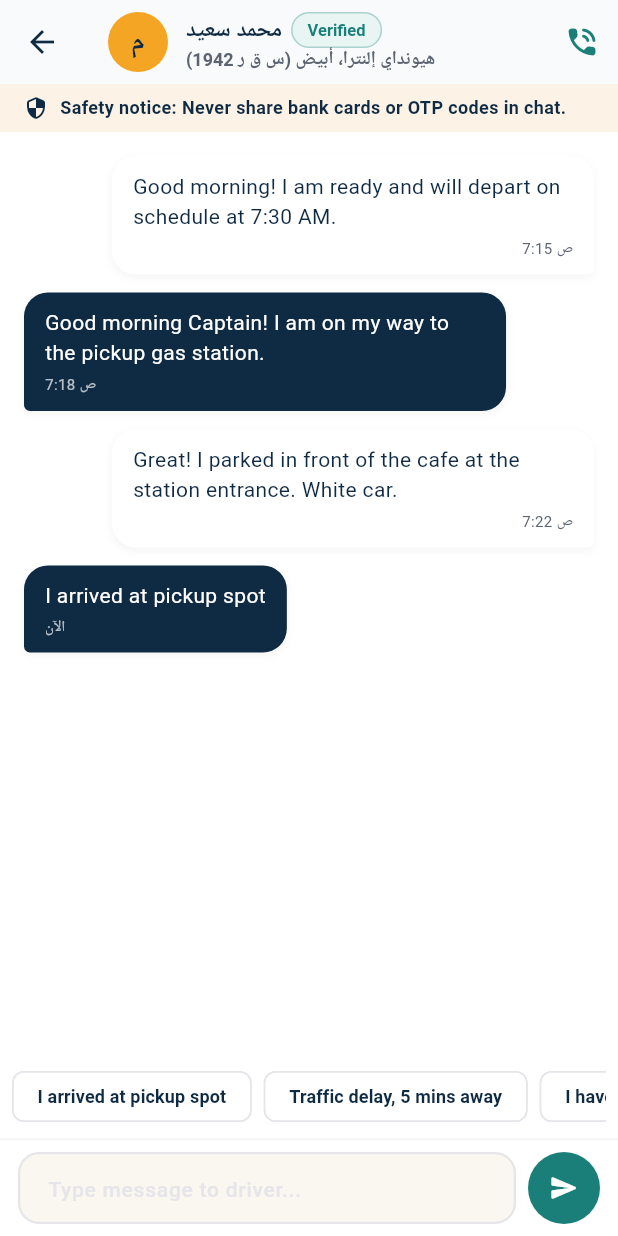
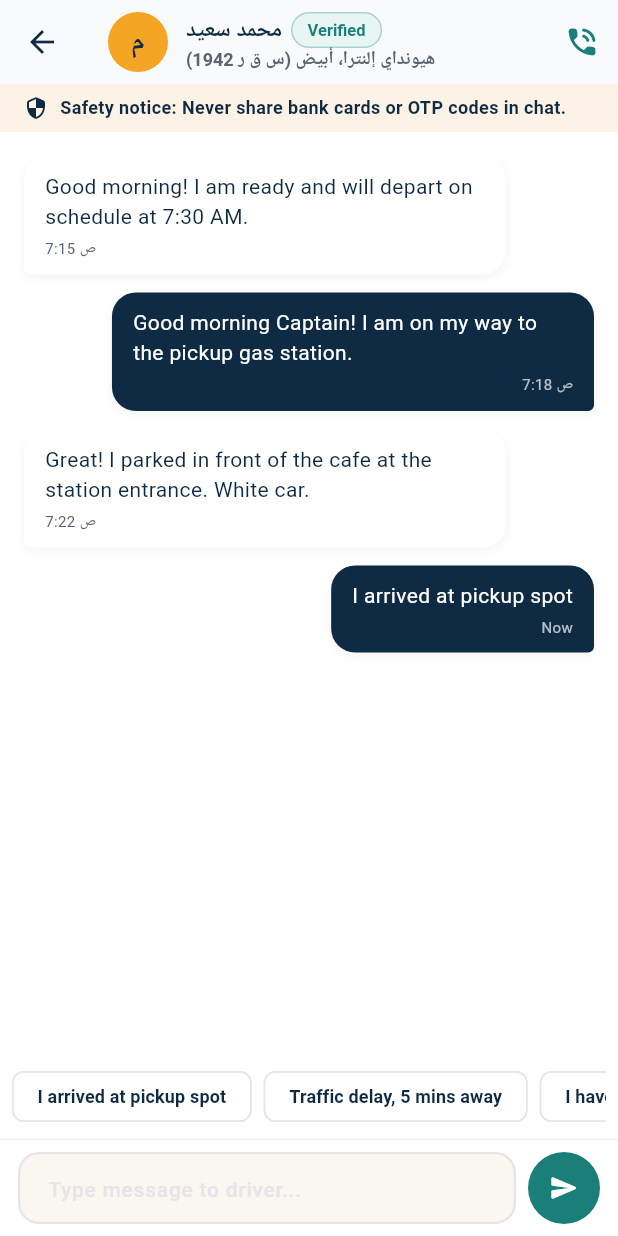
Before and after one commit to Abdelrahman-Mahana/Meshwar-Platform, a Flutter app: the ChatScreen screen opened directly, after a tap on "I arrived at pickup spot", on a phone screen of 412 x 824 dp. Run offline on Flutter 3.47's test engine with Material 3 defaults, Android fonts, the phone set to English and light mode, and no system bars; our stand-ins replace cloud_firestore, firebase_auth, firebase_core, google_fonts, shared_preferences; accounts and stored records are empty; Roboto replaces fonts that are missing (Cairo).

Commit message:
fix(ui/ux): refine chat directional alignment, localized chevrons, and alert time chips

```diff
--- a/lib/core/localization/app_strings.dart
+++ b/lib/core/localization/app_strings.dart
@@ -132,6 +132,10 @@ class AppStrings {
     'إنشاء حساب': 'Create Account',
     'شحن رصيد': 'Deposit',
     'سحب رصيد': 'Withdraw',
+    'طوال الأسبوع': 'All Week',
+    'الجمعة القادمة': 'Next Friday',
+    'الأحد القادم · صباحاً': 'Next Sunday · Morning',
+    'غداً · صباحاً': 'Tomorrow · Morning',
     'إرسال التقييم': 'Submit Review',
     'تقييم المشوار': 'Rate Trip',
     'تقييم السائق والمشوار': 'Rate Driver & Trip',
@@ -356,6 +360,11 @@ class AppStrings {
           .replaceAll(',', '،')
           .replaceAll('Today', 'اليوم')
           .replaceAll('Tomorrow', 'غداً')
+          .replaceAll('Morning', 'صباحاً')
+          .replaceAll('Evening', 'مساءً')
+          .replaceAll('Next', 'القادم')
+          .replaceAll('All Week', 'طوال الأسبوع')
+          .replaceAll('Now', 'الآن')
           .replaceAll('Fri', 'الجمعة')
           .replaceAll('Sat', 'السبت')
           .replaceAll('Sun', 'الأحد')
@@ -374,6 +383,12 @@ class AppStrings {
           .replaceAll('اليوم', 'Today')
           .replaceAll('بكرة', 'Tomorrow')
           .replaceAll('غداً', 'Tomorrow')
+          .replaceAll('صباحاً', 'Morning')
+          .replaceAll('مساءً', 'Evening')
+          .replaceAll('القادمة', 'Next')
+          .replaceAll('القادم', 'Next')
+          .replaceAll('طوال الأسبوع', 'All Week')
+          .replaceAll('الآن', 'Now')
           .replaceAll('الجمعة', 'Fri')
           .replaceAll('السبت', 'Sat')
           .replaceAll('الأحد', 'Sun')
--- a/lib/screens/admin/admin_shell.dart
+++ b/lib/screens/admin/admin_shell.dart
@@ -107,7 +107,7 @@ class _AdminShellState extends State<AdminShell> {
                 isAr ? 'بحاجة لمراجعة بطاقة الرقم القومي ورخص القيادة' : 'Requires National ID & License checks',
                 style: const TextStyle(fontSize: 11),
               ),
-              trailing: const Icon(Icons.chevron_left_rounded),
+              trailing: Icon(isAr ? Icons.chevron_left_rounded : Icons.chevron_right_rounded),
               onTap: () {
                 Navigator.of(ctx).pop();
                 setState(() => _selectedIndex = 1);
@@ -128,7 +128,7 @@ class _AdminShellState extends State<AdminShell> {
                 isAr ? 'تتطلب إسناداً لموظف دعم وحلاً عاجلاً' : 'Requires staff assignment & resolution',
                 style: const TextStyle(fontSize: 11),
               ),
-              trailing: const Icon(Icons.chevron_left_rounded),
+              trailing: Icon(isAr ? Icons.chevron_left_rounded : Icons.chevron_right_rounded),
               onTap: () {
                 Navigator.of(ctx).pop();
                 setState(() => _selectedIndex = 4);
--- a/lib/screens/alerts/my_alerts_screen.dart
+++ b/lib/screens/alerts/my_alerts_screen.dart
@@ -90,7 +90,7 @@ class MyAlertsScreen extends StatelessWidget {
                   runSpacing: 8,
                   children: dates.map((d) {
                     return MashwarChip(
-                      label: d,
+                      label: context.trDate(d),
                       isSelected: dateRange == d,
                       onTap: () => setSheetState(() => dateRange = d),
                     );
--- a/lib/screens/chat/chat_screen.dart
+++ b/lib/screens/chat/chat_screen.dart
@@ -65,13 +65,14 @@ class _ChatScreenState extends State<ChatScreen> {
   void _sendMessage([String? quickText]) {
     final text = quickText ?? _msgController.text.trim();
     if (text.isEmpty) return;
+    final isAr = context.read<SettingsProvider>().isArabic;
 
     setState(() {
       _messages.add({
         'isMe': true,
         'text': text,
         'textEn': text,
-        'time': 'الآن',
+        'time': isAr ? 'الآن' : 'Now',
       });
       _msgController.clear();
     });
@@ -89,12 +90,13 @@ class _ChatScreenState extends State<ChatScreen> {
     // Simulate driver reply
     Future.delayed(const Duration(milliseconds: 1500), () {
       if (mounted) {
+        final currentAr = context.read<SettingsProvider>().isArabic;
         setState(() {
           _messages.add({
             'isMe': false,
             'text': 'تمام يا فندم، مرحب بيك ومستنيك بالسيارة.',
             'textEn': 'Noted! Looking forward to seeing you.',
-            'time': 'الآن',
+            'time': currentAr ? 'الآن' : 'Now',
           });
         });
         if (_scrollController.hasClients) {
@@ -152,7 +154,7 @@ class _ChatScreenState extends State<ChatScreen> {
                     children: [
                       Text(widget.driverName, style: AppTypography.title().copyWith(fontSize: 15)),
                       const SizedBox(width: 6),
-                      const MashwarBadge(type: BadgeType.verified, customLabel: 'موثق'),
+                      MashwarBadge(type: BadgeType.verified, customLabel: isAr ? 'موثق' : 'Verified'),
                     ],
                   ),
                   Text(widget.driverCar, style: AppTypography.label(color: AppColors.textSecondary)),
@@ -209,7 +211,7 @@ class _ChatScreenState extends State<ChatScreen> {
                   final msg = _messages[index];
                   final isMe = msg['isMe'] as bool;
                   return Align(
-                    alignment: isMe ? Alignment.centerLeft : Alignment.centerRight,
+                    alignment: isMe ? AlignmentDirectional.centerEnd : AlignmentDirectional.centerStart,
                     child: Container(
                       margin: const EdgeInsets.only(bottom: 12),
                       constraints: BoxConstraints(
@@ -218,12 +220,12 @@ class _ChatScreenState extends State<ChatScreen> {
                       padding: const EdgeInsets.symmetric(horizontal: 14, vertical: 10),
                       decoration: BoxDecoration(
                         color: isMe ? AppColors.navy : Colors.white,
-                        borderRadius: BorderRadius.only(
-                          topLeft: const Radius.circular(16),
-                          topRight: const Radius.circular(16),
-                          bottomLeft: Radius.circular(isMe ? 4 : 16),
-                          bottomRight: Radius.circular(isMe ? 16 : 4),
-                        ),
+                        borderRadius: BorderRadiusDirectional.only(
+                          topStart: const Radius.circular(16),
+                          topEnd: const Radius.circular(16),
+                          bottomStart: Radius.circular(isMe ? 16 : 4),
+                          bottomEnd: Radius.circular(isMe ? 4 : 16),
+                        ).resolve(Directionality.of(context)),
                         boxShadow: [
                           BoxShadow(
                             color: Colors.black.withValues(alpha: 0.04),
@@ -233,7 +235,7 @@ class _ChatScreenState extends State<ChatScreen> {
                         ],
                       ),
                       child: Column(
-                        crossAxisAlignment: isMe ? CrossAxisAlignment.start : CrossAxisAlignment.end,
+                        crossAxisAlignment: isMe ? CrossAxisAlignment.end : CrossAxisAlignment.start,
                         children: [
                           Text(
                             isAr ? msg['text'] : msg['textEn'],
```
Also changed, not shown: lib/screens/account/account_extra_screens.dart (+13 -1 lines).
